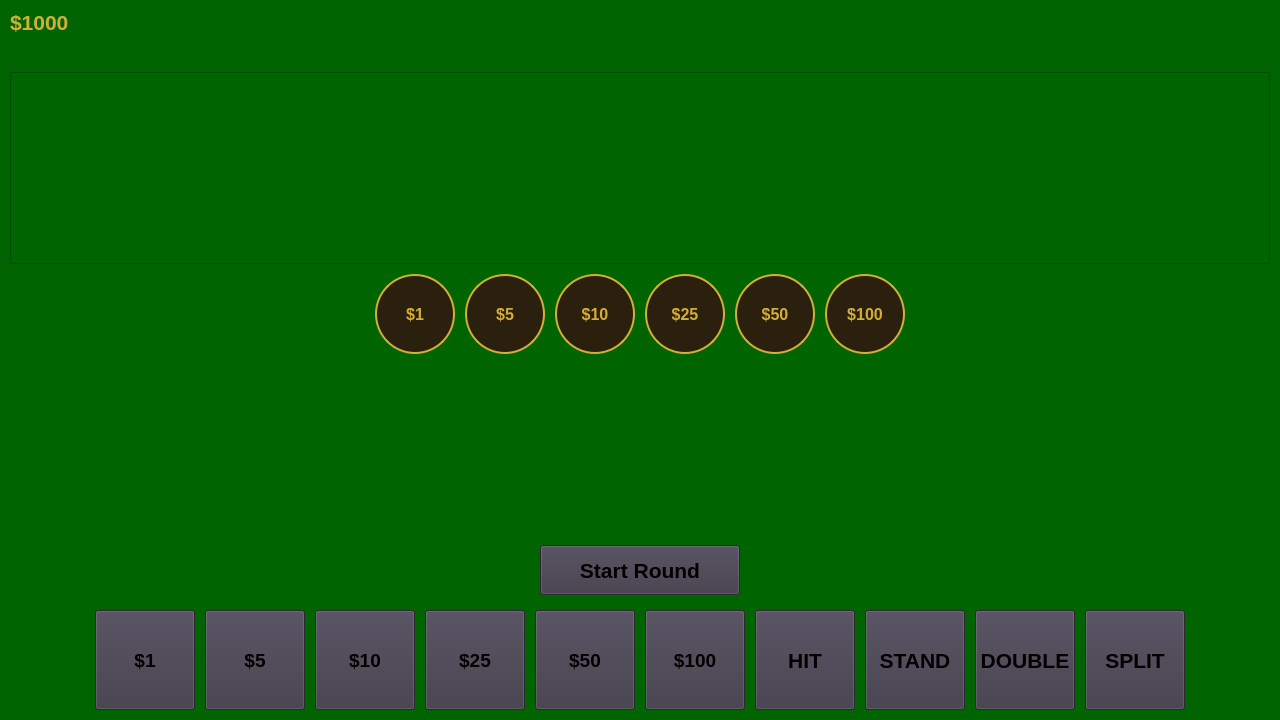
First picture: the form in game_widget.ui, repository owenharvey78/blackjack-learning-game, before the edit.
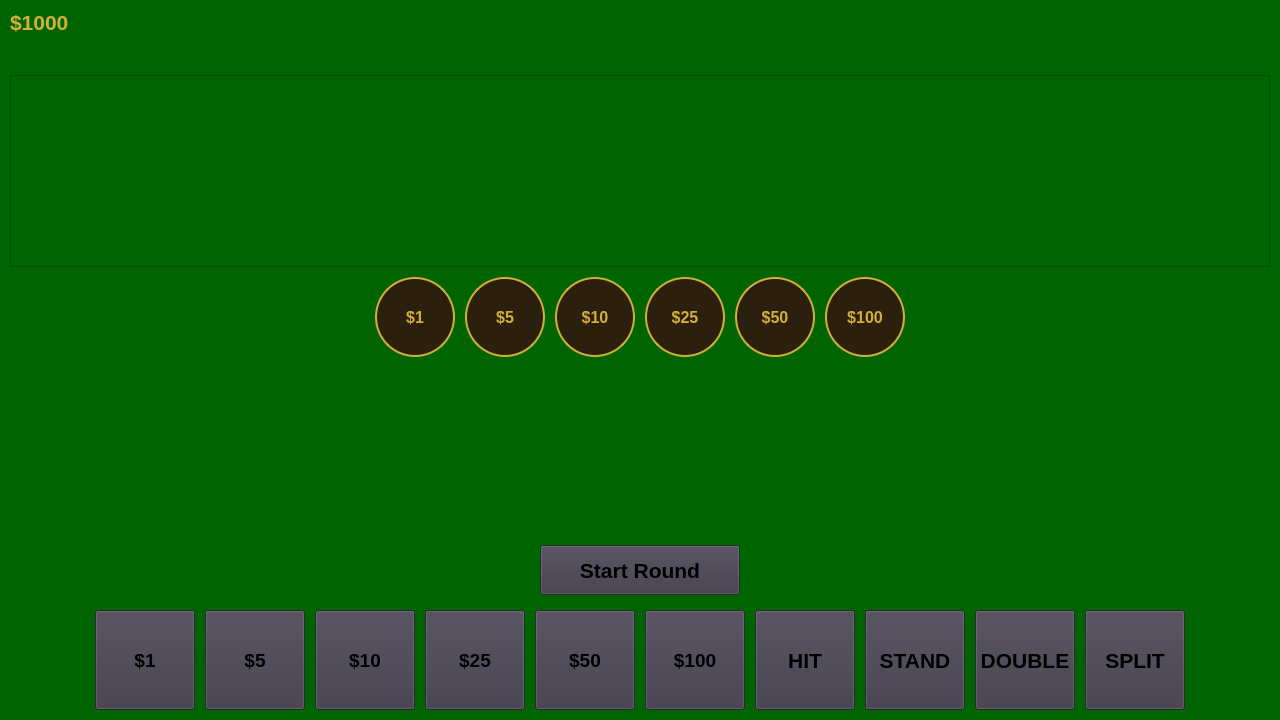
Second picture: the form after the edit.

Commit message: Fix graphicsArea resizing issues

```diff
--- a/game_widget.ui
+++ b/game_widget.ui
@@ -69,6 +69,12 @@
        </item>
        <item alignment="Qt::AlignmentFlag::AlignLeft|Qt::AlignmentFlag::AlignBottom">
         <widget class="QLabel" name="betLabel">
+         <property name="minimumSize">
+          <size>
+           <width>0</width>
+           <height>25</height>
+          </size>
+         </property>
          <property name="visible">
           <bool>false</bool>
          </property>
@@ -95,7 +101,7 @@
      <property name="maximumSize">
       <size>
        <width>16777215</width>
-       <height>800</height>
+       <height>16777215</height>
       </size>
      </property>
      <property name="verticalScrollBarPolicy">
```
The commit also changes 2 other files.
